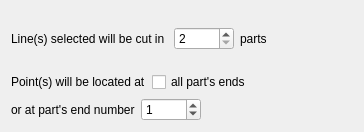
The window that Resources/Ui/WF_UI_centerLinePoint.ui (Rentlau/WorkFeature-WB) describes before a commit, drawn with Qt 5.
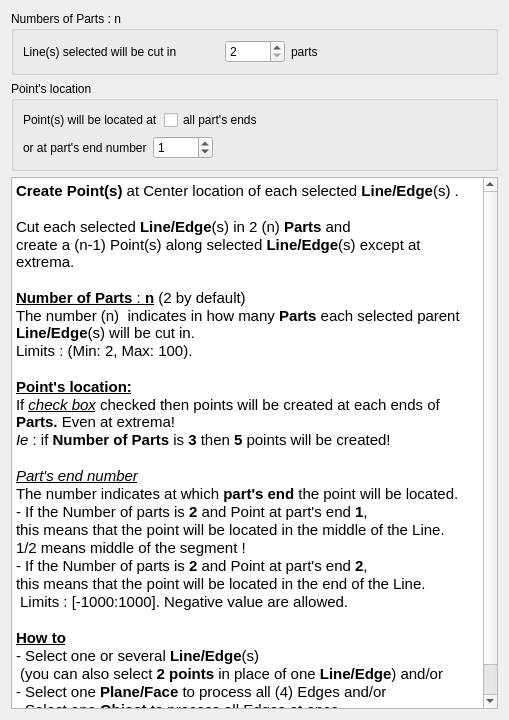
The same window after the commit.

What changed in the file:
```diff
--- a/Resources/Ui/WF_UI_centerLinePoint.ui
+++ b/Resources/Ui/WF_UI_centerLinePoint.ui
@@ -6,15 +6,22 @@
    <rect>
     <x>0</x>
     <y>0</y>
-    <width>364</width>
-    <height>132</height>
+    <width>509</width>
+    <height>720</height>
    </rect>
   </property>
   <property name="windowTitle">
    <string>Dialog</string>
   </property>
-  <layout class="QGridLayout" name="gridLayout_2">
+  <layout class="QGridLayout" name="gridLayout_3">
    <item row="0" column="0">
+    <widget class="QGroupBox" name="groupBox">
+     <property name="title">
+      <string>Numbers of Parts : n</string>
+     </property>
+     <property name="flat">
+      <bool>false</bool>
+     </property>
     <layout class="QGridLayout" name="gridLayout">
      <item row="0" column="0">
       <layout class="QHBoxLayout" name="horizontalLayout">
@@ -62,7 +69,16 @@
        </item>
       </layout>
      </item>
+     </layout>
+    </widget>
+   </item>
      <item row="1" column="0">
+    <widget class="QGroupBox" name="groupBox_2">
+     <property name="title">
+      <string>Point's location</string>
+     </property>
+     <layout class="QGridLayout" name="gridLayout_2">
+      <item row="0" column="0">
       <layout class="QVBoxLayout" name="verticalLayout">
        <item>
         <layout class="QHBoxLayout" name="horizontalLayout_2">
@@ -156,6 +172,45 @@
       </layout>
      </item>
     </layout>
+    </widget>
+   </item>
+   <item row="2" column="0">
+    <widget class="QTextBrowser" name="textBrowser">
+     <property name="html">
+      <string>&lt;!DOCTYPE HTML PUBLIC &quot;-//W3C//DTD HTML 4.0//EN&quot; &quot;http://www.w3.org/TR/REC-html40/strict.dtd&quot;&gt;
+&lt;html&gt;&lt;head&gt;&lt;meta name=&quot;qrichtext&quot; content=&quot;1&quot; /&gt;&lt;style type=&quot;text/css&quot;&gt;
+p, li { white-space: pre-wrap; }
+&lt;/style&gt;&lt;/head&gt;&lt;body style=&quot; font-family:'Ubuntu'; font-size:11pt; font-weight:400; font-style:normal;&quot;&gt;
+&lt;p style=&quot; margin-top:0px; margin-bottom:0px; margin-left:0px; margin-right:0px; -qt-block-indent:0; text-indent:0px;&quot;&gt;&lt;span style=&quot; font-weight:600;&quot;&gt;Create Point(s)&lt;/span&gt; at Center location of each selected &lt;span style=&quot; font-weight:600;&quot;&gt;Line/Edge&lt;/span&gt;(s) .&lt;/p&gt;
+&lt;p style=&quot;-qt-paragraph-type:empty; margin-top:0px; margin-bottom:0px; margin-left:0px; margin-right:0px; -qt-block-indent:0; text-indent:0px;&quot;&gt;&lt;br /&gt;&lt;/p&gt;
+&lt;p style=&quot; margin-top:0px; margin-bottom:0px; margin-left:0px; margin-right:0px; -qt-block-indent:0; text-indent:0px;&quot;&gt;Cut each selected &lt;span style=&quot; font-weight:600;&quot;&gt;Line/Edge&lt;/span&gt;(s) in 2 (n) &lt;span style=&quot; font-weight:600;&quot;&gt;Parts&lt;/span&gt; and&lt;/p&gt;
+&lt;p style=&quot; margin-top:0px; margin-bottom:0px; margin-left:0px; margin-right:0px; -qt-block-indent:0; text-indent:0px;&quot;&gt;create a (n-1) Point(s) along selected &lt;span style=&quot; font-weight:600;&quot;&gt;Line/Edge&lt;/span&gt;(s) except at extrema.&lt;/p&gt;
+&lt;p style=&quot;-qt-paragraph-type:empty; margin-top:0px; margin-bottom:0px; margin-left:0px; margin-right:0px; -qt-block-indent:0; text-indent:0px;&quot;&gt;&lt;br /&gt;&lt;/p&gt;
+&lt;p style=&quot; margin-top:0px; margin-bottom:0px; margin-left:0px; margin-right:0px; -qt-block-indent:0; text-indent:0px;&quot;&gt;&lt;span style=&quot; font-weight:600; text-decoration: underline;&quot;&gt;Number of Parts&lt;/span&gt;&lt;span style=&quot; text-decoration: underline;&quot;&gt; : &lt;/span&gt;&lt;span style=&quot; font-weight:600; text-decoration: underline;&quot;&gt;n&lt;/span&gt; (2 by default)&lt;/p&gt;
+&lt;p style=&quot; margin-top:0px; margin-bottom:0px; margin-left:0px; margin-right:0px; -qt-block-indent:0; text-indent:0px;&quot;&gt;The number (n)  indicates in how many &lt;span style=&quot; font-weight:600;&quot;&gt;Parts&lt;/span&gt; each selected parent &lt;span style=&quot; font-weight:600;&quot;&gt;Line/Edge&lt;/span&gt;(s) will be cut in.&lt;/p&gt;
+&lt;p style=&quot; margin-top:0px; margin-bottom:0px; margin-left:0px; margin-right:0px; -qt-block-indent:0; text-indent:0px;&quot;&gt;Limits : (Min: 2, Max: 100).&lt;/p&gt;
+&lt;p style=&quot;-qt-paragraph-type:empty; margin-top:0px; margin-bottom:0px; margin-left:0px; margin-right:0px; -qt-block-indent:0; text-indent:0px;&quot;&gt;&lt;br /&gt;&lt;/p&gt;
+&lt;p style=&quot; margin-top:0px; margin-bottom:0px; margin-left:0px; margin-right:0px; -qt-block-indent:0; text-indent:0px;&quot;&gt;&lt;span style=&quot; font-weight:600; text-decoration: underline;&quot;&gt;Point's location:&lt;/span&gt;&lt;/p&gt;
+&lt;p style=&quot; margin-top:0px; margin-bottom:0px; margin-left:0px; margin-right:0px; -qt-block-indent:0; text-indent:0px;&quot;&gt;If &lt;span style=&quot; font-style:italic; text-decoration: underline;&quot;&gt;check box&lt;/span&gt; checked then points will be created at each ends of &lt;span style=&quot; font-weight:600;&quot;&gt;Parts. &lt;/span&gt;Even at extrema!&lt;/p&gt;
+&lt;p style=&quot; margin-top:0px; margin-bottom:0px; margin-left:0px; margin-right:0px; -qt-block-indent:0; text-indent:0px;&quot;&gt;&lt;span style=&quot; font-style:italic;&quot;&gt;Ie&lt;/span&gt; : if &lt;span style=&quot; font-weight:600;&quot;&gt;Number of Parts&lt;/span&gt; is &lt;span style=&quot; font-weight:600;&quot;&gt;3&lt;/span&gt; then &lt;span style=&quot; font-weight:600;&quot;&gt;5&lt;/span&gt; points will be created!&lt;/p&gt;
+&lt;p style=&quot;-qt-paragraph-type:empty; margin-top:0px; margin-bottom:0px; margin-left:0px; margin-right:0px; -qt-block-indent:0; text-indent:0px;&quot;&gt;&lt;br /&gt;&lt;/p&gt;
+&lt;p style=&quot; margin-top:0px; margin-bottom:0px; margin-left:0px; margin-right:0px; -qt-block-indent:0; text-indent:0px;&quot;&gt;&lt;span style=&quot; font-style:italic; text-decoration: underline;&quot;&gt;Part's end&lt;/span&gt;&lt;span style=&quot; font-weight:600; font-style:italic; text-decoration: underline;&quot;&gt; &lt;/span&gt;&lt;span style=&quot; font-style:italic; text-decoration: underline;&quot;&gt;number&lt;/span&gt;&lt;/p&gt;
+&lt;p style=&quot; margin-top:0px; margin-bottom:0px; margin-left:0px; margin-right:0px; -qt-block-indent:0; text-indent:0px;&quot;&gt;The number indicates at which &lt;span style=&quot; font-weight:600;&quot;&gt;part's end &lt;/span&gt;the point will be located.&lt;/p&gt;
+&lt;p style=&quot; margin-top:0px; margin-bottom:0px; margin-left:0px; margin-right:0px; -qt-block-indent:0; text-indent:0px;&quot;&gt;- If the Number of parts is &lt;span style=&quot; font-weight:600;&quot;&gt;2&lt;/span&gt; and Point at part's end &lt;span style=&quot; font-weight:600;&quot;&gt;1&lt;/span&gt;,&lt;/p&gt;
+&lt;p style=&quot; margin-top:0px; margin-bottom:0px; margin-left:0px; margin-right:0px; -qt-block-indent:0; text-indent:0px;&quot;&gt;this means that the point will be located in the middle of the Line.&lt;/p&gt;
+&lt;p style=&quot; margin-top:0px; margin-bottom:0px; margin-left:0px; margin-right:0px; -qt-block-indent:0; text-indent:0px;&quot;&gt;1/2 means middle of the segment !&lt;/p&gt;
+&lt;p style=&quot; margin-top:0px; margin-bottom:0px; margin-left:0px; margin-right:0px; -qt-block-indent:0; text-indent:0px;&quot;&gt;- If the Number of parts is &lt;span style=&quot; font-weight:600;&quot;&gt;2&lt;/span&gt; and Point at part's end &lt;span style=&quot; font-weight:600;&quot;&gt;2&lt;/span&gt;,&lt;/p&gt;
+&lt;p style=&quot; margin-top:0px; margin-bottom:0px; margin-left:0px; margin-right:0px; -qt-block-indent:0; text-indent:0px;&quot;&gt;this means that the point will be located in the end of the Line.&lt;/p&gt;
+&lt;p style=&quot; margin-top:0px; margin-bottom:0px; margin-left:0px; margin-right:0px; -qt-block-indent:0; text-indent:0px;&quot;&gt; Limits : [-1000:1000]. Negative value are allowed.&lt;/p&gt;
+&lt;p style=&quot;-qt-paragraph-type:empty; margin-top:0px; margin-bottom:0px; margin-left:0px; margin-right:0px; -qt-block-indent:0; text-indent:0px;&quot;&gt;&lt;br /&gt;&lt;/p&gt;
+&lt;p style=&quot; margin-top:0px; margin-bottom:0px; margin-left:0px; margin-right:0px; -qt-block-indent:0; text-indent:0px;&quot;&gt;&lt;span style=&quot; font-weight:600; text-decoration: underline;&quot;&gt;How to&lt;/span&gt;&lt;/p&gt;
+&lt;p style=&quot; margin-top:0px; margin-bottom:0px; margin-left:0px; margin-right:0px; -qt-block-indent:0; text-indent:0px;&quot;&gt;- Select one or several &lt;span style=&quot; font-weight:600;&quot;&gt;Line/Edge&lt;/span&gt;(s)&lt;/p&gt;
+&lt;p style=&quot; margin-top:0px; margin-bottom:0px; margin-left:0px; margin-right:0px; -qt-block-indent:0; text-indent:0px;&quot;&gt; (you can also select &lt;span style=&quot; font-weight:600;&quot;&gt;2 points&lt;/span&gt; in place of one &lt;span style=&quot; font-weight:600;&quot;&gt;Line/Edge&lt;/span&gt;) and/or&lt;/p&gt;
+&lt;p style=&quot; margin-top:0px; margin-bottom:0px; margin-left:0px; margin-right:0px; -qt-block-indent:0; text-indent:0px;&quot;&gt;- Select one &lt;span style=&quot; font-weight:600;&quot;&gt;Plane/Face&lt;/span&gt; to process all (4) Edges and/or&lt;/p&gt;
+&lt;p style=&quot; margin-top:0px; margin-bottom:0px; margin-left:0px; margin-right:0px; -qt-block-indent:0; text-indent:0px;&quot;&gt;- Select one &lt;span style=&quot; font-weight:600;&quot;&gt;Object&lt;/span&gt; to process all Edges at once&lt;/p&gt;
+&lt;p style=&quot; margin-top:0px; margin-bottom:0px; margin-left:0px; margin-right:0px; -qt-block-indent:0; text-indent:0px;&quot;&gt;- Then Click on the icon&lt;/p&gt;&lt;/body&gt;&lt;/html&gt;</string>
+     </property>
+    </widget>
    </item>
   </layout>
  </widget>
```
Left out of the diff: 7 changed lines with no effect on the pictures. Lines whose indentation alone changed are shown as unchanged.
